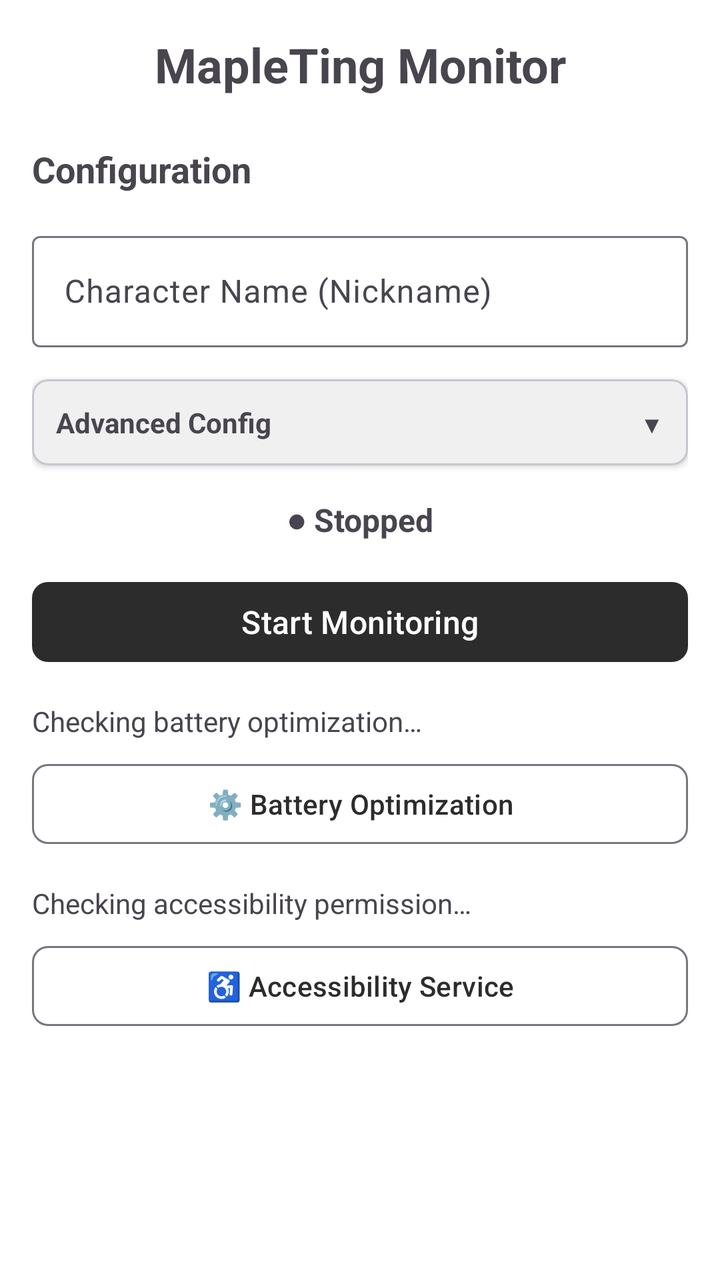
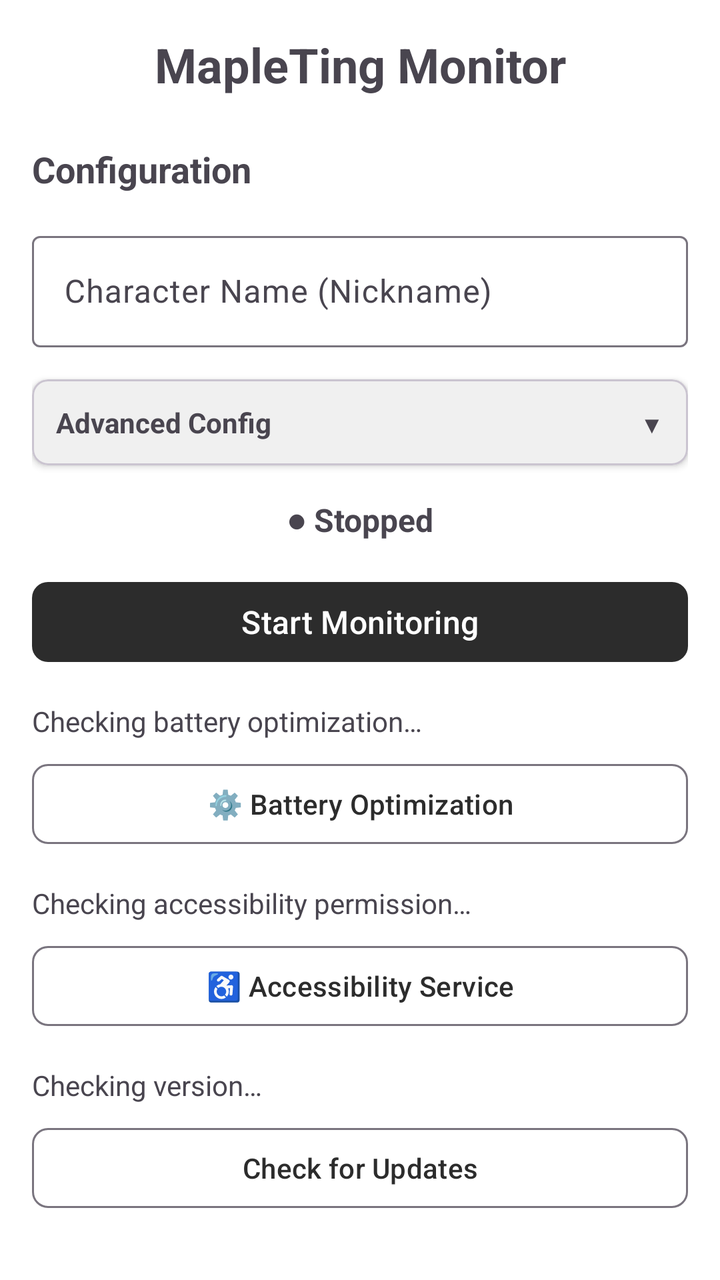

Screens rendered from an Android XML layout before and after an edit, with the pre-edit source and the edit as a unified diff.
<!-- AndroidManifest.xml: activity theme Theme.MapletingMonitor -->
<!-- res/layout/activity_main.xml -->
<?xml version="1.0" encoding="utf-8"?>
<androidx.core.widget.NestedScrollView xmlns:android="http://schemas.android.com/apk/res/android"
    xmlns:app="http://schemas.android.com/apk/res-auto"
    xmlns:tools="http://schemas.android.com/tools"
    android:layout_width="match_parent"
    android:layout_height="match_parent"
    android:fillViewport="true"
    tools:context=".MainActivity">

    <LinearLayout
        android:layout_width="match_parent"
        android:layout_height="wrap_content"
        android:orientation="vertical"
        android:padding="16dp">

        <TextView
            android:layout_width="match_parent"
            android:layout_height="wrap_content"
            android:text="@string/app_name"
            android:textSize="24sp"
            android:textStyle="bold"
            android:gravity="center"
            android:layout_marginBottom="24dp" />

        
        <TextView
            android:layout_width="match_parent"
            android:layout_height="wrap_content"
            android:text="@string/configuration"
            android:textSize="18sp"
            android:textStyle="bold"
            android:layout_marginBottom="16dp" />

        
        <com.google.android.material.textfield.TextInputLayout
            android:id="@+id/nicknameLayout"
            android:layout_width="match_parent"
            android:layout_height="wrap_content"
            android:hint="@string/character_name_hint"
            app:boxBackgroundMode="outline"
            android:layout_marginBottom="16dp">

            <com.google.android.material.textfield.TextInputEditText
                android:id="@+id/nicknameEditText"
                android:layout_width="match_parent"
                android:layout_height="wrap_content"
                android:inputType="text"
                android:maxLines="1"
                android:singleLine="true" />
        </com.google.android.material.textfield.TextInputLayout>

        
        <com.google.android.material.card.MaterialCardView
            android:id="@+id/advancedConfigCard"
            android:layout_width="match_parent"
            android:layout_height="wrap_content"
            android:layout_marginBottom="16dp"
            app:cardElevation="2dp"
            app:cardCornerRadius="8dp">

            <LinearLayout
                android:layout_width="match_parent"
                android:layout_height="wrap_content"
                android:orientation="vertical">

                
                <LinearLayout
                    android:id="@+id/advancedConfigHeader"
                    android:layout_width="match_parent"
                    android:layout_height="wrap_content"
                    android:orientation="horizontal"
                    android:padding="12dp"
                    android:background="?attr/selectableItemBackground"
                    android:clickable="true"
                    android:focusable="true">

                    <TextView
                        android:layout_width="0dp"
                        android:layout_height="wrap_content"
                        android:layout_weight="1"
                        android:text="@string/advanced_config"
                        android:textSize="14sp"
                        android:textStyle="bold"
                        android:gravity="start|center_vertical" />

                    <TextView
                        android:id="@+id/advancedConfigIndicator"
                        android:layout_width="wrap_content"
                        android:layout_height="wrap_content"
                        android:text="▼"
                        android:textSize="12sp"
                        android:gravity="center" />
                </LinearLayout>

                
                <LinearLayout
                    android:id="@+id/advancedConfigContent"
                    android:layout_width="match_parent"
                    android:layout_height="wrap_content"
                    android:orientation="vertical"
                    android:padding="12dp"
                    android:visibility="gone">

                    
                    <com.google.android.material.textfield.TextInputLayout
                        android:id="@+id/packageNameLayout"
                        android:layout_width="match_parent"
                        android:layout_height="wrap_content"
                        android:hint="@string/package_name_hint_optional"
                        app:boxBackgroundMode="outline"
                        android:layout_marginBottom="12dp">

                        <com.google.android.material.textfield.TextInputEditText
                            android:id="@+id/packageNameEditText"
                            android:layout_width="match_parent"
                            android:layout_height="wrap_content"
                            android:inputType="text"
                            android:maxLines="1"
                            android:singleLine="true" />
                    </com.google.android.material.textfield.TextInputLayout>

                    
                    <com.google.android.material.textfield.TextInputLayout
                        android:id="@+id/serverUrlLayout"
                        android:layout_width="match_parent"
                        android:layout_height="wrap_content"
                        android:hint="@string/server_url_hint_optional"
                        app:boxBackgroundMode="outline">

                        <com.google.android.material.textfield.TextInputEditText
                            android:id="@+id/serverUrlEditText"
                            android:layout_width="match_parent"
                            android:layout_height="wrap_content"
                            android:inputType="textUri"
                            android:maxLines="1"
                            android:singleLine="true" />
                    </com.google.android.material.textfield.TextInputLayout>
                </LinearLayout>
            </LinearLayout>
        </com.google.android.material.card.MaterialCardView>

        
        <TextView
            android:id="@+id/statusTextView"
            android:layout_width="match_parent"
            android:layout_height="wrap_content"
            android:text="@string/status_stopped"
            android:textSize="16sp"
            android:textStyle="bold"
            android:gravity="center"
            android:layout_marginBottom="16dp" />

        
        <LinearLayout
            android:id="@+id/monitoringUrlContainer"
            android:layout_width="match_parent"
            android:layout_height="wrap_content"
            android:orientation="vertical"
            android:visibility="gone"
            android:layout_marginBottom="16dp">

            <TextView
                android:layout_width="match_parent"
                android:layout_height="wrap_content"
                android:text="@string/monitoring_url_label"
                android:textSize="14sp"
                android:textStyle="bold"
                android:layout_marginBottom="8dp" />

            <TextView
                android:id="@+id/monitoringUrlTextView"
                android:layout_width="match_parent"
                android:layout_height="wrap_content"
                android:textSize="12sp"
                android:textColor="@color/link_blue"
                android:autoLink="web"
                android:textIsSelectable="true"
                android:padding="12dp"
                android:background="@android:drawable/editbox_background"
                android:fontFamily="monospace" />

        </LinearLayout>

        
        <com.google.android.material.button.MaterialButton
            android:id="@+id/startStopButton"
            android:layout_width="match_parent"
            android:layout_height="wrap_content"
            android:text="@string/start_monitoring"
            android:textSize="16sp"
            app:cornerRadius="8dp"
            android:layout_marginBottom="16dp" />

        
        <TextView
            android:id="@+id/batteryOptimizationTextView"
            android:layout_width="match_parent"
            android:layout_height="wrap_content"
            android:text="@string/battery_optimization_checking"
            android:textSize="14sp"
            android:layout_marginBottom="8dp" />

        <com.google.android.material.button.MaterialButton
            android:id="@+id/batteryOptimizationButton"
            android:layout_width="match_parent"
            android:layout_height="wrap_content"
            android:text="@string/open_battery_settings"
            android:icon="@android:drawable/ic_menu_manage"
            style="@style/Widget.Material3.Button.OutlinedButton"
            app:cornerRadius="8dp"
            android:layout_marginBottom="16dp" />

        
        <TextView
            android:id="@+id/accessibilityPermissionTextView"
            android:layout_width="match_parent"
            android:layout_height="wrap_content"
            android:text="@string/accessibility_permission_checking"
            android:textSize="14sp"
            android:layout_marginBottom="8dp" />

        <com.google.android.material.button.MaterialButton
            android:id="@+id/accessibilityPermissionButton"
            android:layout_width="match_parent"
            android:layout_height="wrap_content"
            android:text="@string/open_accessibility_settings"
            android:icon="@android:drawable/ic_menu_add"
            style="@style/Widget.Material3.Button.OutlinedButton"
            app:cornerRadius="8dp" />

    </LinearLayout>

</androidx.core.widget.NestedScrollView>
<!-- resources referenced by this layout -->
<resources>
  <color name="link_blue">#FF2196F3</color>
  <string name="accessibility_permission_checking">Checking accessibility permission…</string>
  <string name="advanced_config">Advanced Config</string>
  <string name="app_name">MapleTing Monitor</string>
  <string name="battery_optimization_checking">Checking battery optimization…</string>
  <string name="character_name_hint">Character Name (Nickname)</string>
  <string name="configuration">Configuration</string>
  <string name="monitoring_url_label">Monitoring URL:</string>
  <string name="open_accessibility_settings">♿ Accessibility Service</string>
  <string name="open_battery_settings">⚙️ Battery Optimization</string>
  <string name="package_name_hint_optional">Package name (default: com.nexon.ma)</string>
  <string name="server_url_hint_optional">Server URL (default: https://mapleting.vercel.app)</string>
  <string name="start_monitoring">Start Monitoring</string>
  <string name="status_stopped">● Stopped</string>
  <style name="Theme.MapletingMonitor" parent="Theme.Material3.DayNight">
          
          <item name="colorPrimary">@color/primary</item>
          <item name="colorPrimaryVariant">@color/primary_variant</item>
          <item name="colorOnPrimary">@color/on_primary</item>
          
          
          <item name="colorSecondary">@color/secondary</item>
          <item name="colorSecondaryVariant">@color/secondary_variant</item>
          <item name="colorOnSecondary">@color/on_secondary</item>
          
          
          <item name="android:statusBarColor">?attr/colorPrimaryVariant</item>
          
          
          <item name="android:actionBarStyle">@style/Widget.MaterialComponents.ActionBar.Solid</item>
          
          
          <item name="android:windowBackground">@color/white</item>
          <item name="colorOnBackground">@color/gray_900</item>
          
          
          <item name="colorSurface">@color/white</item>
          <item name="colorOnSurface">@color/gray_800</item>
          
          
          <item name="colorError">@color/status_stopped</item>
          <item name="colorOnError">@color/white</item>
      </style>
  <color name="primary">#FF2C2C2C</color>
  <color name="primary_variant">#FF1A1A1A</color>
  <color name="on_primary">#FFFFFFFF</color>
  <color name="secondary">#FF757575</color>
  <color name="secondary_variant">#FF424242</color>
  <color name="on_secondary">#FFFFFFFF</color>
  <color name="white">#FFFFFFFF</color>
  <color name="gray_900">#FF1A1A1A</color>
  <color name="gray_800">#FF333333</color>
  <color name="status_stopped">#FFC62828</color>
</resources>

<!-- the commit's change to res/layout/activity_main.xml (unified diff, before → after) -->
@@ -226,6 +226,25 @@
             android:text="@string/open_accessibility_settings"
             android:icon="@android:drawable/ic_menu_add"
             style="@style/Widget.Material3.Button.OutlinedButton"
+            app:cornerRadius="8dp"
+            android:layout_marginBottom="16dp" />
+
+        
+        <TextView
+            android:id="@+id/currentVersionTextView"
+            android:layout_width="match_parent"
+            android:layout_height="wrap_content"
+            android:text="@string/checking_version"
+            android:textSize="14sp"
+            android:layout_marginBottom="8dp" />
+
+        <com.google.android.material.button.MaterialButton
+            android:id="@+id/checkUpdateButton"
+            android:layout_width="match_parent"
+            android:layout_height="wrap_content"
+            android:text="@string/check_for_updates"
+            android:icon="@android:drawable/ic_menu_info_details"
+            style="@style/Widget.Material3.Button.OutlinedButton"
             app:cornerRadius="8dp" />
 
     </LinearLayout>
<!-- resource entries referenced after the edit -->
@@ -6,6 +6,8 @@
   <string name="app_name">MapleTing Monitor</string>
   <string name="battery_optimization_checking">Checking battery optimization…</string>
   <string name="character_name_hint">Character Name (Nickname)</string>
+  <string name="check_for_updates">Check for Updates</string>
+  <string name="checking_version">Checking version…</string>
   <string name="configuration">Configuration</string>
   <string name="monitoring_url_label">Monitoring URL:</string>
   <string name="open_accessibility_settings">♿ Accessibility Service</string>
